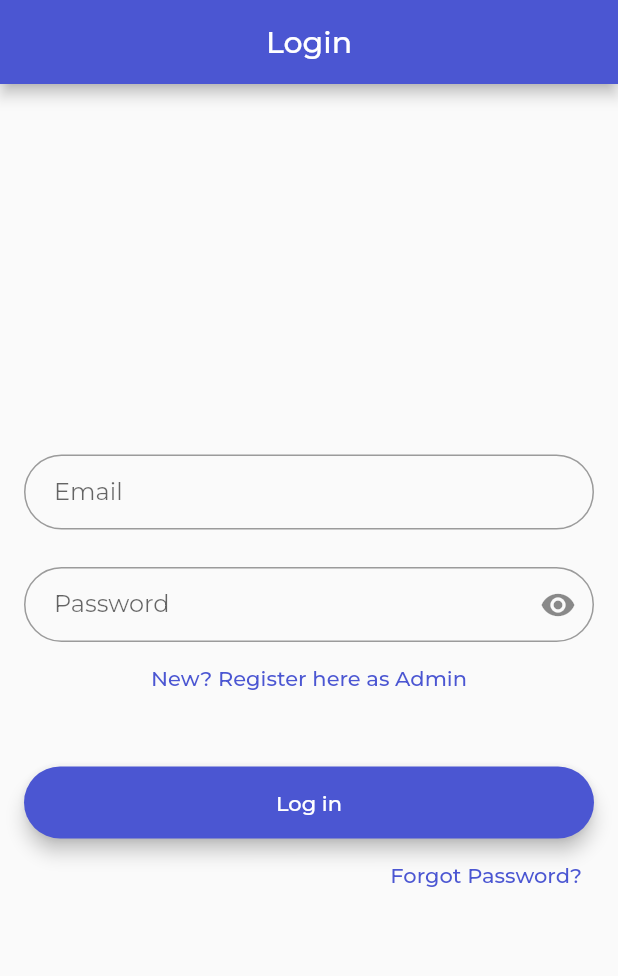
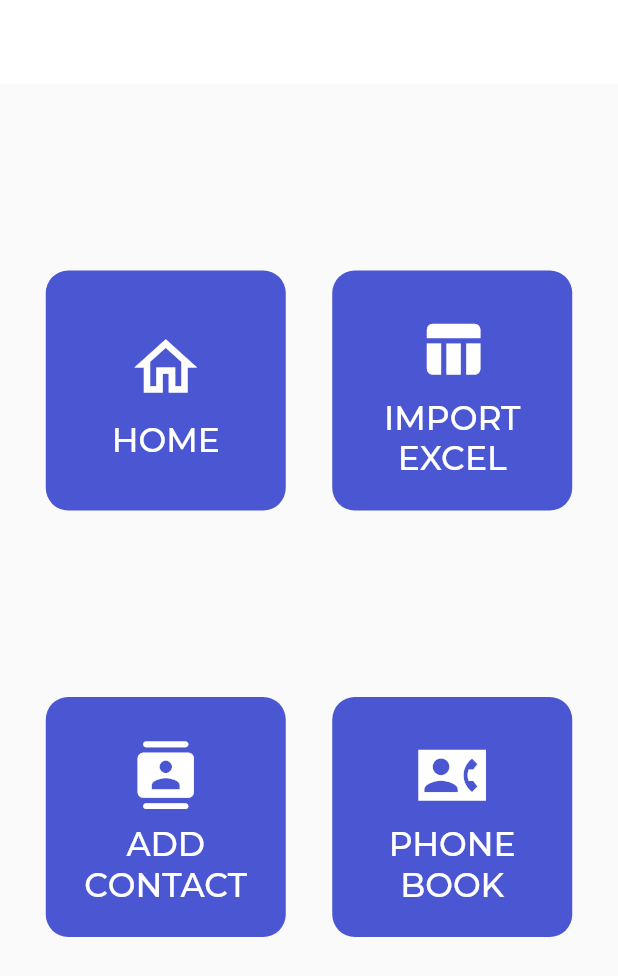
Before and after one commit to WSTInterns/CRMLeado, a Flutter app: the screen it shows after launch, on a phone screen of 412 x 824 dp. Shown: the top 976 px of the screen. Run offline on Flutter 3.47's test engine with Material 2 defaults, Android fonts, the phone set to English and light mode, and no system bars; our stand-ins replace cloud_firestore, contacts_service, file_picker, firebase_auth, firebase_core, firebase_messaging and 11 more; missing offline and left inert: another_stepper, dart:ffi, flutter_flushbar, syncfusion_flutter_pdfviewer; accounts and stored records are empty.

Commit message:
Final touches(fingers crossed)

```diff
--- a/lib/main.dart
+++ b/lib/main.dart
@@ -1,9 +1,11 @@
+import 'package:brew_crew/screens/home/homescreen.dart';
 import 'package:brew_crew/screens/home/splash_screen.dart';
 import 'package:flutter/material.dart';
 import 'package:firebase_core/firebase_core.dart';
 import 'package:provider/provider.dart';
 import 'models/firebaseuser.dart';
 import 'services/auth.dart';
+import 'screens/home/start_screen.dart';
 
 void main() async {
   WidgetsFlutterBinding.ensureInitialized();
@@ -60,7 +62,8 @@ class MyApp extends StatelessWidget {
             bodyText2: TextStyle(fontSize: 14.0, fontFamily: 'Montserrat'),
           ),
         ),
-        home: SplashScreen(),
+        // home: SplashScreen(),
+        home: StartScreen(),
         debugShowCheckedModeBanner: false,
       ),
     );
--- a/lib/screens/home/followupform.dart
+++ b/lib/screens/home/followupform.dart
@@ -124,7 +124,10 @@ class _MyStepperFormState extends State<MyStepperForm> {
     return Scaffold(
         resizeToAvoidBottomInset: false,
         appBar: AppBar(
-          title: Text("ADD ACTIVITY",style: TextStyle(color: Colors.black),),
+          title: Text(
+            "ADD ACTIVITY",
+            style: TextStyle(color: Colors.black),
+          ),
           backgroundColor: Colors.white,
           elevation: 0,
           leading: IconButton(
@@ -138,7 +141,8 @@ class _MyStepperFormState extends State<MyStepperForm> {
             },
           ),
         ),
-        body: Padding(
+        body: SingleChildScrollView(
+          child: Padding(
             padding: const EdgeInsets.only(
               top: 35.5,
             ),
@@ -152,7 +156,8 @@ class _MyStepperFormState extends State<MyStepperForm> {
                         EdgeInsets.only(left: 17, bottom: 0, right: 15, top: 0),
                     child: Text(
                       "ADD ACTIVITY",
-                    style: TextStyle(fontSize: 13, fontWeight: FontWeight.bold),
+                      style:
+                          TextStyle(fontSize: 13, fontWeight: FontWeight.bold),
                       textAlign: TextAlign.left,
                     ),
                   ),
@@ -201,7 +206,8 @@ class _MyStepperFormState extends State<MyStepperForm> {
                         EdgeInsets.only(left: 17, bottom: 0, right: 15, top: 0),
                     child: Text(
                       "DATE",
-                    style: TextStyle(fontSize: 13, fontWeight: FontWeight.bold),
+                      style:
+                          TextStyle(fontSize: 13, fontWeight: FontWeight.bold),
                       textAlign: TextAlign.left,
                     ),
                   ),
@@ -253,7 +259,8 @@ class _MyStepperFormState extends State<MyStepperForm> {
                         EdgeInsets.only(left: 17, bottom: 0, right: 15, top: 0),
                     child: Text(
                       "TIME",
-                    style: TextStyle(fontSize: 13, fontWeight: FontWeight.bold),
+                      style:
+                          TextStyle(fontSize: 13, fontWeight: FontWeight.bold),
                       textAlign: TextAlign.left,
                     ),
                   ),
@@ -261,8 +268,8 @@ class _MyStepperFormState extends State<MyStepperForm> {
                     height: 7,
                   ),
                   Padding(
-                    padding:
-                        const EdgeInsets.symmetric(vertical: 0, horizontal: 15),
+                      padding: const EdgeInsets.symmetric(
+                          vertical: 0, horizontal: 15),
                       child: Center(
                           child: TextFormField(
                         validator: (String? value) {
@@ -278,8 +285,8 @@ class _MyStepperFormState extends State<MyStepperForm> {
                           hintText: 'Pick your Time',
                           border: OutlineInputBorder(),
                           focusedBorder: OutlineInputBorder(
-                          borderSide:
-                              BorderSide(width: 2.5, color: Color(0xffD9ACF5)),
+                            borderSide: BorderSide(
+                                width: 2.5, color: Color(0xffD9ACF5)),
                           ),
                         ),
                         onTap: () async {
@@ -300,7 +307,8 @@ class _MyStepperFormState extends State<MyStepperForm> {
                         EdgeInsets.only(left: 17, bottom: 0, right: 15, top: 0),
                     child: Text(
                       "NOTES",
-                    style: TextStyle(fontSize: 13, fontWeight: FontWeight.bold),
+                      style:
+                          TextStyle(fontSize: 13, fontWeight: FontWeight.bold),
                       textAlign: TextAlign.left,
                     ),
                   ),
@@ -371,6 +379,7 @@ class _MyStepperFormState extends State<MyStepperForm> {
                 ],
               ),
             ),
+          ),
         ));
   }
 }
--- a/lib/screens/home/phone.dart
+++ b/lib/screens/home/phone.dart
@@ -64,7 +64,7 @@ class phonebook extends StatelessWidget {
                   backgroundColor: Colors.transparent,
                   onTap: () {
                     Navigator.of(context).pushReplacement(MaterialPageRoute(
-                        builder: (BuildContext context) => MyApp()));
+                        builder: (BuildContext context) => MyAppPb()));
                   }),
               SpeedDialChild(
                   child: Icon(
--- a/lib/screens/home/srceen1/pb.dart
+++ b/lib/screens/home/srceen1/pb.dart
@@ -19,8 +19,8 @@ Map<int, Color> color = {
   900: const Color(0xff4B56D2),
 };
 
-class MyApp extends StatelessWidget {
-  const MyApp({super.key});
+class MyAppPb extends StatelessWidget {
+  const MyAppPb({super.key});
 
   // This widget is the root of your application.
   @override
--- /dev/null
+++ b/lib/screens/home/start_screen.dart
@@ -0,0 +1,239 @@
+import 'package:brew_crew/screens/home/homescreen.dart';
+import 'package:brew_crew/screens/home/srceen1/addmanual.dart';
+import 'package:brew_crew/screens/home/srceen1/pb.dart';
+import 'package:brew_crew/main.dart';
+import 'package:brew_crew/screens/home/srceen1/upload_excel.dart';
+
+import 'package:flutter/material.dart';
+import 'package:flutter/src/widgets/framework.dart';
+import 'package:flutter/src/widgets/placeholder.dart';
+
+import 'dart:async';
+
+class StartScreen extends StatelessWidget {
+  const StartScreen({super.key});
+
+  @override
+  Widget build(BuildContext context) {
+    return MaterialApp(
+      home: MyHomePage(),
+    );
+  }
+}
+
+class MyHomePage extends StatefulWidget {
+  @override
+  _MyHomePageState createState() => _MyHomePageState();
+}
+
+class _MyHomePageState extends State<MyHomePage> {
+  @override
+  void initState() {
+    super.initState();
+    Timer(
+        Duration(seconds: 2),
+        () => Navigator.pushReplacement(context,
+            MaterialPageRoute(builder: (context) => StartScreenPage())));
+  }
+
+  @override
+  Widget build(BuildContext context) {
+    return const Scaffold(
+      body: Center(
+        child: Text('LEADO',
+            style: TextStyle(
+              fontSize: 40,
+              fontWeight: FontWeight.bold,
+              fontFamily: "Montserrat",
+            )),
+      ),
+    );
+  }
+}
+
+class StartScreenPage extends StatelessWidget {
+  const StartScreenPage({super.key});
+
+  @override
+  Widget build(BuildContext context) {
+    return Scaffold(
+      // backgroundColor: Color(0xff3C4048),
+      appBar: AppBar(
+        elevation: 0,
+        backgroundColor: Colors.white,
+      ),
+      body: Padding(
+        padding: EdgeInsets.fromLTRB(15, 0, 15, 75),
+        child: Column(
+          mainAxisAlignment: MainAxisAlignment.spaceEvenly,
+          children: [
+            Row(
+              mainAxisAlignment: MainAxisAlignment.spaceAround,
+              children: [
+                Container(
+                  padding: EdgeInsets.fromLTRB(0, 40, 0, 10),
+                  width: 160,
+                  height: 160,
+                  decoration: BoxDecoration(
+                    color: Color(0xff4B56D2),
+                    borderRadius: BorderRadius.circular(15),
+                  ),
+                  child: InkWell(
+                    onTap: () {
+                      Navigator.pushReplacement(
+                        context,
+                        MaterialPageRoute(
+                          builder: (context) => HomeBar(title: ""),
+                        ),
+                      );
+                    },
+                    child: Column(
+                      children: [
+                        Icon(
+                          Icons.home_outlined,
+                          size: 50,
+                          color: Colors.white,
+                        ),
+                        SizedBox(height: 10),
+                        Text(
+                          "HOME",
+                          textAlign: TextAlign.center,
+                          style: TextStyle(
+                            fontFamily: "Montserrat",
+                            fontSize: 22,
+                            fontWeight: FontWeight.w500,
+                            color: Colors.white,
+                          ),
+                        ),
+                      ],
+                    ),
+                  ),
+                ),
+                Container(
+                  padding: EdgeInsets.fromLTRB(0, 30, 0, 10),
+                  width: 160,
+                  height: 160,
+                  decoration: BoxDecoration(
+                    color: Color(0xff4B56D2),
+                    borderRadius: BorderRadius.circular(15),
+                  ),
+                  child: InkWell(
+                    onTap: () {
+                      Navigator.pushReplacement(
+                        context,
+                        MaterialPageRoute(
+                          builder: (context) => UploadExcel(),
+                        ),
+                      );
+                    },
+                    child: Column(
+                      children: [
+                        Icon(
+                          Icons.table_chart,
+                          size: 45,
+                          color: Colors.white,
+                        ),
+                        SizedBox(height: 10),
+                        Text(
+                          "IMPORT EXCEL",
+                          textAlign: TextAlign.center,
+                          style: TextStyle(
+                            fontFamily: "Montserrat",
+                            fontSize: 22,
+                            fontWeight: FontWeight.w500,
+                            color: Colors.white,
+                          ),
+                        ),
+                      ],
+                    ),
+                  ),
+                ),
+              ],
+            ),
+            Row(
+              mainAxisAlignment: MainAxisAlignment.spaceAround,
+              children: [
+                Container(
+                  padding: EdgeInsets.fromLTRB(0, 30, 0, 10),
+                  width: 160,
+                  height: 160,
+                  decoration: BoxDecoration(
+                    color: Color(0xff4B56D2),
+                    borderRadius: BorderRadius.circular(15),
+                  ),
+                  child: InkWell(
+                    onTap: () {
+                      Navigator.of(context).pushReplacement(
+                        MaterialPageRoute(
+                          builder: (context) => manual(),
+                        ),
+                      );
+                    },
+                    child: Column(
+                      children: [
+                        Icon(
+                          Icons.contacts_rounded,
+                          size: 45,
+                          color: Colors.white,
+                        ),
+                        SizedBox(height: 10),
+                        Text(
+                          "ADD CONTACT",
+                          textAlign: TextAlign.center,
+                          style: TextStyle(
+                            fontFamily: "Montserrat",
+                            fontSize: 22,
+                            fontWeight: FontWeight.w500,
+                            color: Colors.white,
+                          ),
+                        ),
+                      ],
+                    ),
+                  ),
+                ),
+                Container(
+                  padding: EdgeInsets.fromLTRB(0, 30, 0, 10),
+                  width: 160,
+                  height: 160,
+                  decoration: BoxDecoration(
+                    color: Color(0xff4B56D2),
+                    borderRadius: BorderRadius.circular(15),
+                  ),
+                  child: InkWell(
+                    onTap: () {
+                      Navigator.of(context).pushReplacement(
+                        MaterialPageRoute(
+                          builder: (BuildContext context) => MyAppPb(),
+                        ),
+                      );
+                    },
+                    child: Column(
+                      children: [
+                        Icon(
+                          Icons.contact_phone_sharp,
+                          size: 45,
+                          color: Colors.white,
+                        ),
+                        SizedBox(height: 10),
+                        Text(
+                          "PHONE       BOOK",
+                          textAlign: TextAlign.center,
+                          style: TextStyle(
+                            fontFamily: "Montserrat",
+                            fontSize: 22,
+                            fontWeight: FontWeight.w500,
+                            color: Colors.white,
+                          ),
+                        ),
+                      ],
+                    ),
+                  ),
+                ),
+              ],
+            ),
+          ],
+        ),
+      ),
+    );
+  }
+}
```
Lines whose indentation alone changed are shown as unchanged.
